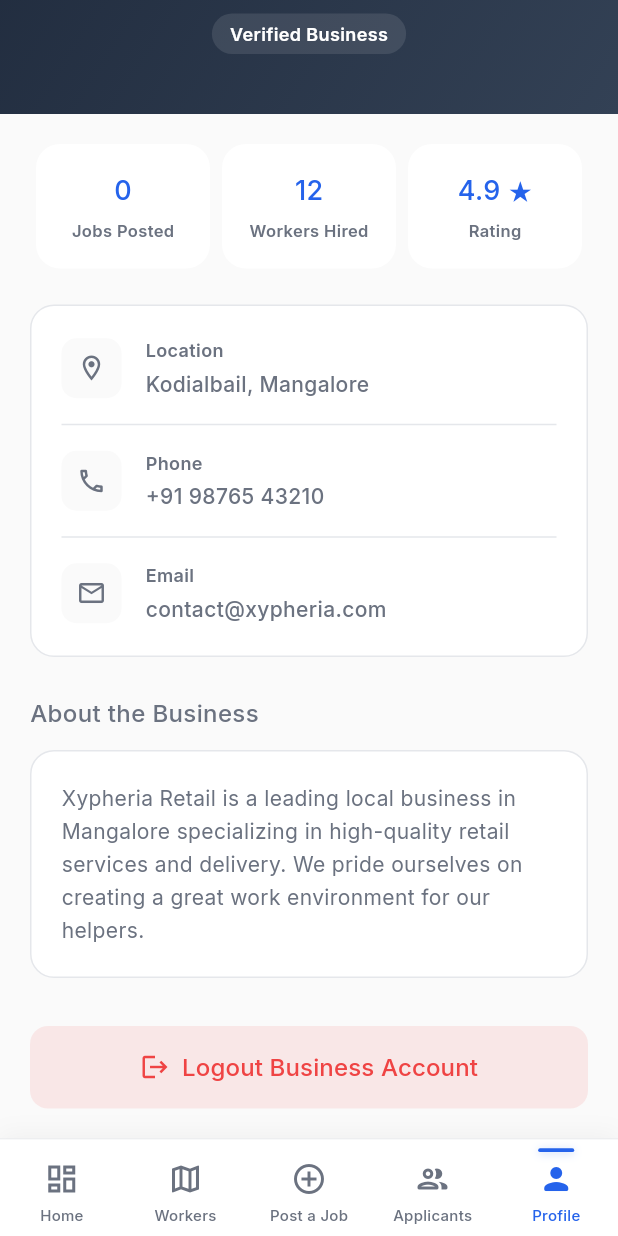
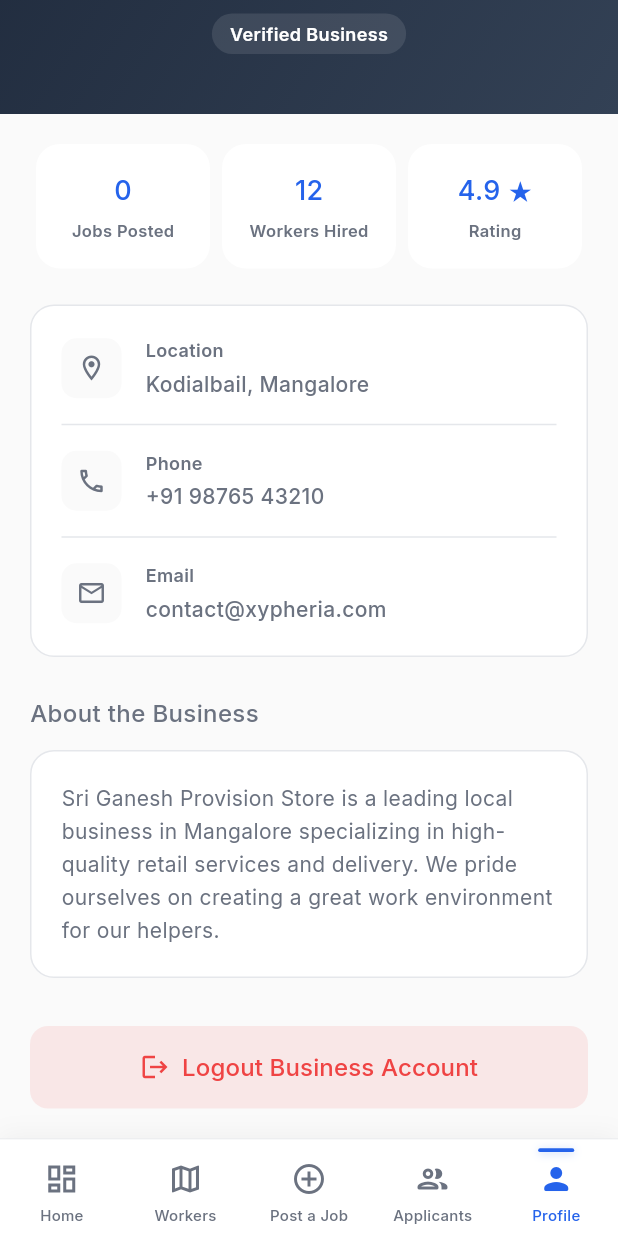
Before and after one commit to SyedMsidsm/Xypheria-Membrane-EmployeMe, a Flutter app: the EmployerProfile screen opened by its route, scrolled down 186 dp, on a phone screen of 412 x 824 dp. Run offline on Flutter 3.47's test engine with Material 3 defaults, Android fonts, the phone set to English and light mode, and no system bars; our stand-ins replace flutter_map, geolocator, google_fonts, image_picker, latlong2, percent_indicator and 1 more; accounts and stored records are empty.

Commit message:
Update employer profile to use dynamic business name

```diff
--- a/employme_flutter/lib/screens/employer/employer_profile.dart
+++ b/employme_flutter/lib/screens/employer/employer_profile.dart
@@ -74,7 +74,7 @@ class EmployerProfile extends StatelessWidget {
           ],
         ),
         const SizedBox(height: 16),
-        Text(state.tr('business_name'), style: const TextStyle(fontSize: 22, fontWeight: FontWeight.w500, color: Colors.white)),
+        Text(state.businessName, style: const TextStyle(fontSize: 22, fontWeight: FontWeight.w500, color: Colors.white)),
         const SizedBox(height: 4),
         Container(
           padding: const EdgeInsets.symmetric(horizontal: 12, vertical: 4),
@@ -149,9 +149,9 @@ class EmployerProfile extends StatelessWidget {
       Container(
         padding: const EdgeInsets.all(20),
         decoration: BoxDecoration(color: AppColors.card, borderRadius: BorderRadius.circular(16), border: Border.all(color: AppColors.border)),
-        child: const Text(
-          'Xypheria Retail is a leading local business in Mangalore specializing in high-quality retail services and delivery. We pride ourselves on creating a great work environment for our helpers.',
-          style: TextStyle(fontSize: 14, color: AppColors.textSecondary, height: 1.6),
+        child: Text(
+          '${state.businessName} is a leading local business in Mangalore specializing in high-quality retail services and delivery. We pride ourselves on creating a great work environment for our helpers.',
+          style: const TextStyle(fontSize: 14, color: AppColors.textSecondary, height: 1.6),
         ),
       ),
     ],
```
